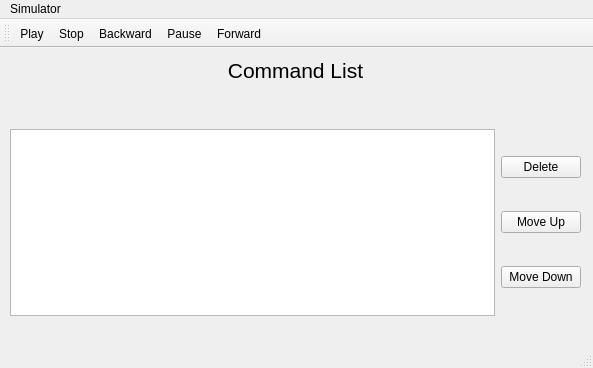
Old version of the form BobRoss/CommandWindow.ui in the repository dongbu/painterRHIT.
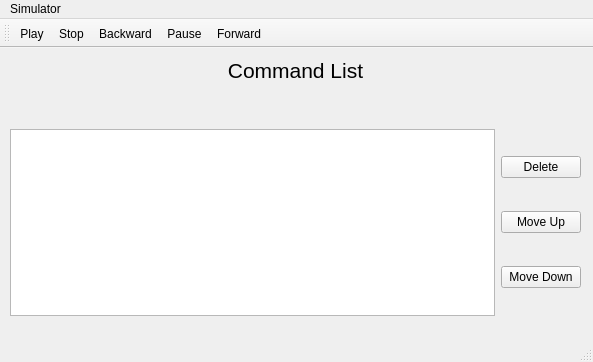
New version of the form. Icons and pictures are not drawn.

Commit message: +Added colors collumn to commandWindow +Maintained correct focus on commandWindow's collumns.

What changed in the file:
```diff
--- a/BobRoss/CommandWindow.ui
+++ b/BobRoss/CommandWindow.ui
@@ -7,7 +7,7 @@
     <x>0</x>
     <y>0</y>
     <width>593</width>
-    <height>368</height>
+    <height>362</height>
    </rect>
   </property>
   <property name="windowTitle">
```
Left out of the diff: 4 changed lines with no effect on the pictures. The commit also changes 2 other files.
